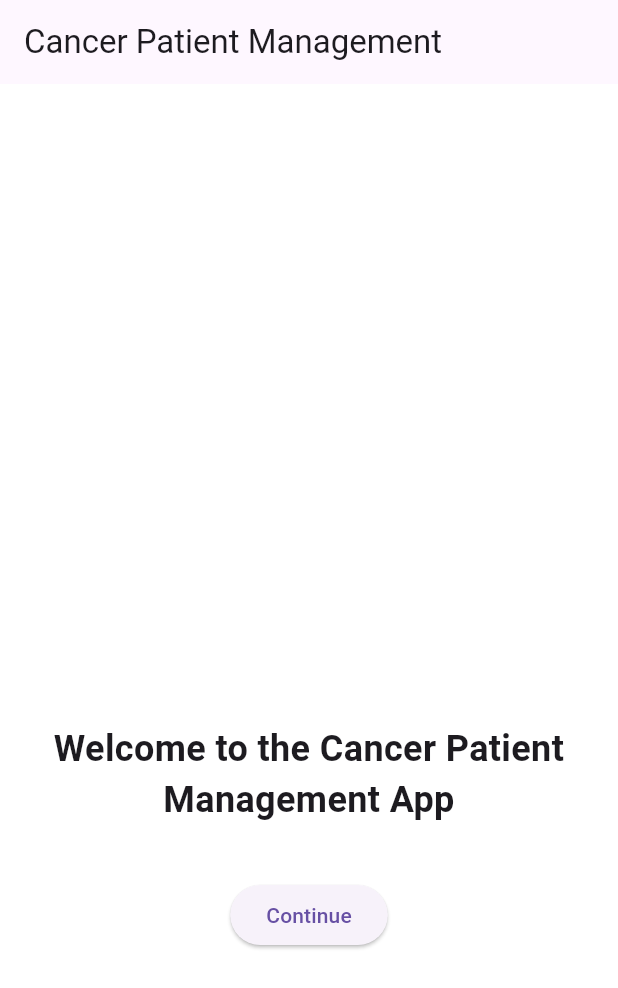
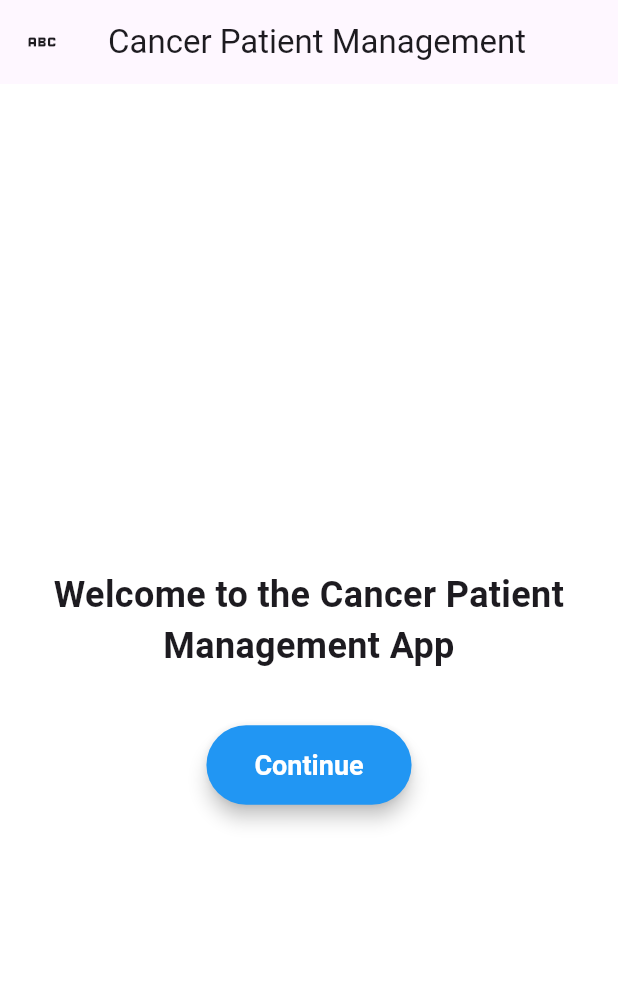
Before and after one commit to jawa-d/CancerInfo, a Flutter app: the HomeScreen screen opened directly, on a phone screen of 412 x 824 dp. Shown: the top 988 px of the screen. Run offline on Flutter 3.47's test engine with Material 3 defaults, Android fonts, the phone set to English and light mode, and no system bars.

Commit message:
HOME page

```diff
--- a/lib/HomeScrren.dart
+++ b/lib/HomeScrren.dart
@@ -9,23 +9,26 @@ class HomeScreen extends StatelessWidget {
     return Scaffold(
       appBar: AppBar(
         title: const Text('Cancer Patient Management'),
+        centerTitle: true,
+        leading: Icon(Icons.abc_outlined),
       ),
       body: Center(
         child: SingleChildScrollView(
           child: Column(
+
             mainAxisAlignment: MainAxisAlignment.center,
             crossAxisAlignment: CrossAxisAlignment.center,
             children: [
-              Container(
-                width: 200, // Set a fixed width
-                height: 200, // Set a fixed height
-                decoration: BoxDecoration(
-                  image: DecorationImage(
-                    Svg('lib/Images/Illustrations/503.png'), // Path to PNG file
-                    fit: BoxFit.contain, // Scale the image to fit within the container
-                  ),
-                ),
-              ),
+              // Container(
+              //   width: 200, // Set a fixed width
+              //   height: 200, // Set a fixed height
+              //   decoration: BoxDecoration(
+              //     image: DecorationImage(
+              //       Svg('lib/Images/Illustrations/503.png'), // Path to PNG file
+              //       fit: BoxFit.contain, // Scale the image to fit within the container
+              //     ),
+              //   ),
+              // ),
               const SizedBox(height: 20),
               const Padding(
                 padding: EdgeInsets.all(16.0),
@@ -43,8 +46,21 @@ class HomeScreen extends StatelessWidget {
       MaterialPageRoute(builder: (context) => const CancerInfoScreen()),
     );
   },
+  style: ElevatedButton.styleFrom(
+    foregroundColor: Colors.white, backgroundColor: Colors.blue, // لون النص
+    padding: const EdgeInsets.symmetric(horizontal: 32, vertical: 16), // حجم التباعد الداخلي
+    textStyle: const TextStyle(
+      fontSize: 18, // حجم الخط
+      fontWeight: FontWeight.bold, // سمك الخط
+    ),
+    // shape: RoundedRectangleBorder(
+    //   borderRadius: BorderRadius.circular(10), // زوايا دائرية للزر
+    // ),
+    elevation: 5, // ظل الزر
+  ),
   child: const Text('Continue'),
 ),
+
             ],
           ),
         ),
--- a/lib/main.dart
+++ b/lib/main.dart
@@ -1,4 +1,5 @@
 import 'package:flutter/material.dart';
+import 'package:todo/CancerInfoScreen.dart';
 import 'package:todo/HomeScrren.dart';
 import 'package:todo/doctor_info_screen.dart';
 
@@ -17,7 +18,7 @@ class CancerManagementApp extends StatelessWidget {
         primarySwatch: Colors.pink,
         scaffoldBackgroundColor: Colors.white,
       ),
-      home: const HomeScreen(),  // الصفحة الرئيسية
+      home: const CancerInfoScreen(),  // الصفحة الرئيسية
     );
   }
 }
```
Also changed, not shown: pubspec.lock. Lines whose indentation alone changed are shown as unchanged.
